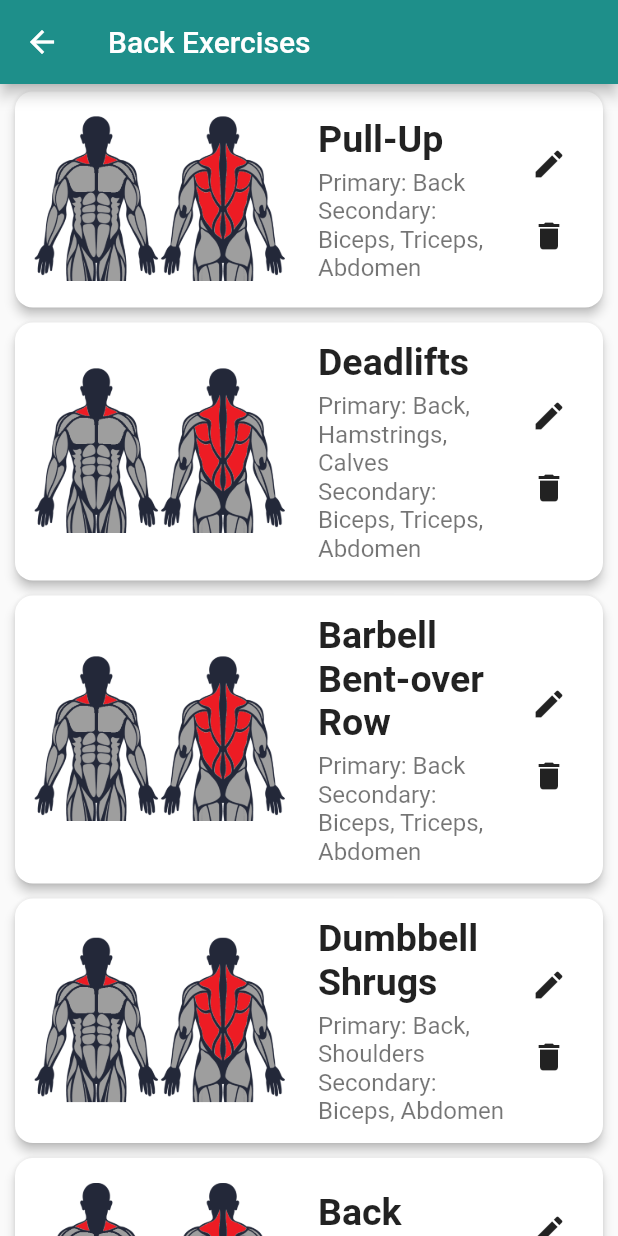
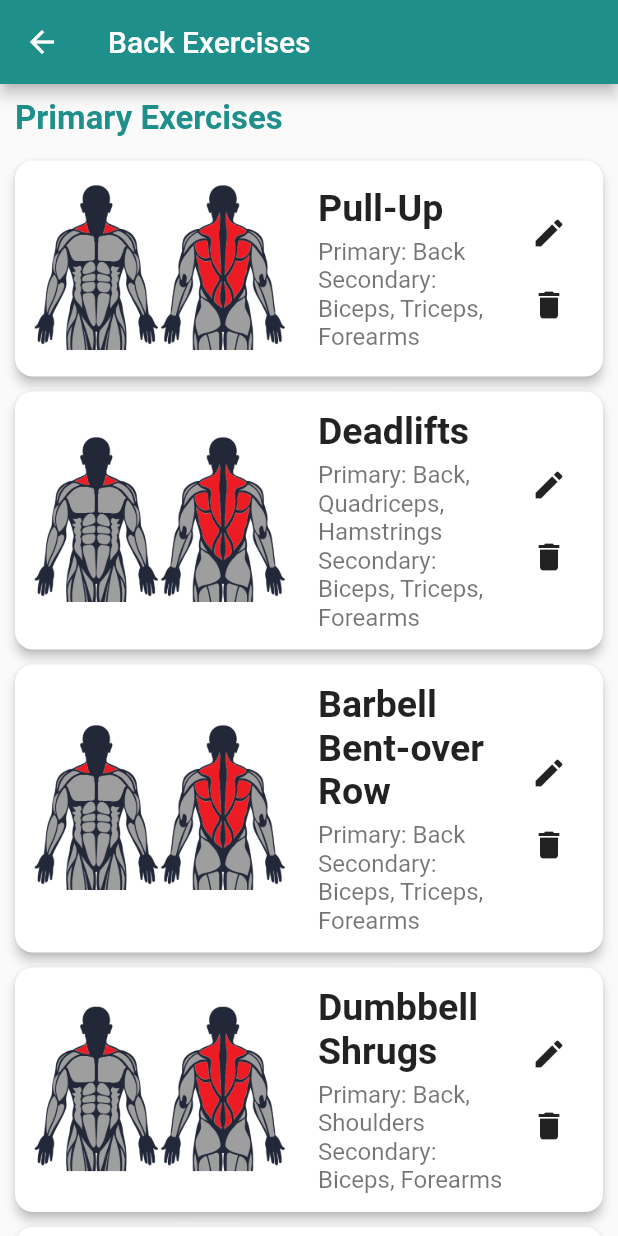
Before and after one commit to srdjankarlo/FlutterGymApp, a Flutter app: the MusclesPage screen opened directly, after a tap on "Back", on a phone screen of 412 x 824 dp. Run offline on Flutter 3.47's test engine with Material 3 defaults, Android fonts, the phone set to English and light mode, and no system bars; our stand-ins replace image_picker, shared_preferences, sqflite; accounts and stored records are empty.

Commit message:
Show primary and secondary number of exercises

```diff
--- a/gym_fitness_app/lib/database/app_database.dart
+++ b/gym_fitness_app/lib/database/app_database.dart
@@ -1,4 +1,3 @@
-import 'dart:io';
 import 'package:sqflite/sqflite.dart';
 import 'package:path/path.dart';
 
@@ -77,11 +76,12 @@ class AppDatabase {
       MuscleModel(id: 3, name: 'Shoulders', image: 'assets/images/shoulders.png'),
       MuscleModel(id: 4, name: 'Biceps', image: 'assets/images/biceps.png'),
       MuscleModel(id: 5, name: 'Triceps', image: 'assets/images/triceps.png'),
-      MuscleModel(id: 6, name: 'Abdomen', image: 'assets/images/abdomen.png'),
-      MuscleModel(id: 7, name: 'Glutes', image: 'assets/images/glutes.png'),
-      MuscleModel(id: 8, name: 'Quadriceps', image: 'assets/images/quadriceps.png'),
-      MuscleModel(id: 9, name: 'Hamstrings', image: 'assets/images/hamstrings.png'),
-      MuscleModel(id: 10, name: 'Calves', image: 'assets/images/calves.png'),
+      MuscleModel(id: 6, name: 'Forearms', image: 'assets/images/forearms.png'),
+      MuscleModel(id: 7, name: 'Abdomen', image: 'assets/images/abdomen.png'),
+      MuscleModel(id: 8, name: 'Glutes', image: 'assets/images/glutes.png'),
+      MuscleModel(id: 9, name: 'Quadriceps', image: 'assets/images/quadriceps.png'),
+      MuscleModel(id: 10, name: 'Hamstrings', image: 'assets/images/hamstrings.png'),
+      MuscleModel(id: 11, name: 'Calves', image: 'assets/images/calves.png'),
     ];
 
     for (final muscle in muscles) {
@@ -114,9 +114,7 @@ class AppDatabase {
       // Biceps
       ExerciseModel(primaryMuscleIDs: [4], secondaryMuscleIDs: [1,6], name: 'Chin-Ups', image: 'assets/images/biceps.png'),
       ExerciseModel(primaryMuscleIDs: [4,6], secondaryMuscleIDs: [], name: 'Barbell Curl', image: 'assets/images/biceps.png'),
-      ExerciseModel(primaryMuscleIDs: [4,6], secondaryMuscleIDs: [], name: 'Hammer Curl', image: 'assets/images/biceps.png'),
       ExerciseModel(primaryMuscleIDs: [4,6], secondaryMuscleIDs: [], name: 'Dumbbell Curl', image: 'assets/images/biceps.png'),
-      ExerciseModel(primaryMuscleIDs: [4,6], secondaryMuscleIDs: [], name: 'Reverse Barbell Curl', image: 'assets/images/biceps.png'),
 
       // Triceps
       ExerciseModel(primaryMuscleIDs: [5], secondaryMuscleIDs: [2,3,6], name: 'Parallel Bar Dips', image: 'assets/images/triceps.png'),
@@ -124,7 +122,8 @@ class AppDatabase {
       ExerciseModel(primaryMuscleIDs: [5], secondaryMuscleIDs: [2,3,6], name: 'Rope Press Down', image: 'assets/images/triceps.png'),
 
       // Forearms
-      // (Already included in bicep/tricep exercises as secondary/primary)
+      ExerciseModel(primaryMuscleIDs: [6, 4], secondaryMuscleIDs: [], name: 'Hammer Curl', image: 'assets/images/forearms.png'),
+      ExerciseModel(primaryMuscleIDs: [6, 4], secondaryMuscleIDs: [], name: 'Reverse Barbell Curl', image: 'assets/images/forearms.png'),
 
       // Abdomen
       ExerciseModel(primaryMuscleIDs: [7], secondaryMuscleIDs: [], name: 'Incline Bench Sit-Ups', image: 'assets/images/abdomen.png'),
@@ -214,27 +213,34 @@ class AppDatabase {
 
     final result = muscles.map((m) {
       final muscleId = m['id'] as int;
-      final count = exercises.where((e) {
+
+      int primaryCount = 0;
+      int secondaryCount = 0;
+
+      for (final e in exercises) {
         final primary = parseMuscleIds(e['primary_muscle_ids'] as String?);
         final secondary = parseMuscleIds(e['secondary_muscle_ids'] as String?);
-        return primary.contains(muscleId) || secondary.contains(muscleId);
-      }).length;
 
-      return {...m, 'exercise_count': count};
+        if (primary.contains(muscleId)) primaryCount++;
+        if (secondary.contains(muscleId)) secondaryCount++;
+      }
+
+      return {
+        ...m,
+        'primary_count': primaryCount,
+        'secondary_count': secondaryCount,
+        'exercise_count': primaryCount + secondaryCount,
+      };
     }).toList();
 
     return result;
   }
 
   // ====== EXERCISES ======
-  Future<List<ExerciseModel>> getExercisesByMuscle(int muscleId) async {
+  Future<List<ExerciseModel>> getAllExercises() async {
     final db = await instance.database;
-    final maps = await db.query('exercises');
-    return maps
-        .map((e) => ExerciseModel.fromMap(e))
-        .where((ex) => ex.primaryMuscleIDs.contains(muscleId) ||
-        (ex.secondaryMuscleIDs?.contains(muscleId) ?? false))
-        .toList();
+    final result = await db.query('exercises'); // assuming your table is named 'exercises'
+    return result.map((map) => ExerciseModel.fromMap(map)).toList();
   }
 
   Future<int> insertExercise(ExerciseModel exercise) async {
--- a/gym_fitness_app/lib/pages/exercises_page.dart
+++ b/gym_fitness_app/lib/pages/exercises_page.dart
@@ -1,14 +1,12 @@
 import 'dart:io';
 import 'package:flutter/material.dart';
+import 'package:gym_fitness_app/pages/sets_page.dart';
 import 'package:image_picker/image_picker.dart';
 import 'package:path_provider/path_provider.dart';
 import 'package:image/image.dart' as img;
 import '../database/app_database.dart';
 import '../models/exercise_model.dart';
 import '../models/muscle_model.dart';
-import 'sets_page.dart';
-import '../providers/unit_provider.dart';
-import 'package:provider/provider.dart';
 
 class ExercisesPage extends StatefulWidget {
   final int muscleId;
@@ -37,8 +35,8 @@ class _ExercisesPageState extends State<ExercisesPage> {
   }
 
   void _loadExercises() {
-    _exercisesFuture =
-        AppDatabase.instance.getExercisesByMuscle(widget.muscleId);
+    // Get all exercises and we'll filter them manually for primary/secondary display
+    _exercisesFuture = AppDatabase.instance.getAllExercises();
   }
 
   void _loadAllMuscles() async {
@@ -71,8 +69,9 @@ class _ExercisesPageState extends State<ExercisesPage> {
     String? selectedImage = exercise.image;
 
     // Initialize muscle selection
-    List<int> selectedPrimary = exercise.primaryMuscleIDs;
-    List<int> selectedSecondary = exercise.secondaryMuscleIDs ?? [];
+    List<int> selectedPrimary = List.from(exercise.primaryMuscleIDs);
+    List<int> selectedSecondary =
+    List.from(exercise.secondaryMuscleIDs ?? []);
 
     // Load all muscles
     final muscleMaps = await AppDatabase.instance.getMusclesWithExerciseCount();
@@ -88,13 +87,12 @@ class _ExercisesPageState extends State<ExercisesPage> {
               child: Column(
                 mainAxisSize: MainAxisSize.min,
                 children: [
-                  // Name field
                   TextField(
                     controller: nameController,
-                    decoration: const InputDecoration(labelText: 'Exercise name'),
+                    decoration:
+                    const InputDecoration(labelText: 'Exercise name'),
                   ),
                   const SizedBox(height: 10),
-                  // Image picker
                   Row(
                     children: [
                       ElevatedButton.icon(
@@ -120,7 +118,6 @@ class _ExercisesPageState extends State<ExercisesPage> {
                     ],
                   ),
                   const SizedBox(height: 10),
-                  // Primary muscle selector
                   Align(
                     alignment: Alignment.centerLeft,
                     child: const Text('Primary Muscles:',
@@ -149,7 +146,6 @@ class _ExercisesPageState extends State<ExercisesPage> {
                     }).toList(),
                   ),
                   const SizedBox(height: 10),
-                  // Secondary muscle selector
                   Align(
                     alignment: Alignment.centerLeft,
                     child: const Text('Secondary Muscles:',
@@ -158,8 +154,10 @@ class _ExercisesPageState extends State<ExercisesPage> {
                   Wrap(
                     spacing: 8,
                     children: allMuscles.map((muscle) {
-                      final isSelected = selectedSecondary.contains(muscle.id);
-                      final isDisabled = selectedPrimary.contains(muscle.id);
+                      final isSelected =
+                      selectedSecondary.contains(muscle.id);
+                      final isDisabled =
+                      selectedPrimary.contains(muscle.id);
                       return FilterChip(
                         label: Text(muscle.name),
                         selected: isSelected,
@@ -194,7 +192,8 @@ class _ExercisesPageState extends State<ExercisesPage> {
                     id: exercise.id,
                     name: name,
                     primaryMuscleIDs: selectedPrimary,
-                    secondaryMuscleIDs: selectedSecondary.isEmpty ? null : selectedSecondary,
+                    secondaryMuscleIDs:
+                    selectedSecondary.isEmpty ? null : selectedSecondary,
                     image: selectedImage,
                   );
 
@@ -244,57 +243,32 @@ class _ExercisesPageState extends State<ExercisesPage> {
         (exerciseImage.startsWith('assets/') ||
             File(exerciseImage).existsSync())) {
       return exerciseImage.startsWith('assets/')
-          ? Image.asset(exerciseImage, width: 170, height: 120, fit: BoxFit.contain)
-          : Image.file(File(exerciseImage), width: 170, height: 170, fit: BoxFit.contain);
+          ? Image.asset(exerciseImage,
+          width: 170, height: 120, fit: BoxFit.contain)
+          : Image.file(File(exerciseImage),
+          width: 170, height: 170, fit: BoxFit.contain);
     } else {
-      return Image.asset(muscleImage, width: 170, height: 120, fit: BoxFit.contain);
+      return Image.asset(muscleImage,
+          width: 170, height: 120, fit: BoxFit.contain);
     }
   }
 
-  @override
-  Widget build(BuildContext context) {
-    return Scaffold(
-      appBar: AppBar(
-        title: Text('${widget.muscleName} Exercises'),
-      ),
-      body: FutureBuilder<List<ExerciseModel>>(
-        future: _exercisesFuture,
-        builder: (context, snapshot) {
-          if (snapshot.connectionState == ConnectionState.waiting) {
-            return const Center(child: CircularProgressIndicator());
-          }
-          if (snapshot.hasError) {
-            return Center(child: Text('Error: ${snapshot.error}'));
-          }
-
-          final exercises = snapshot.data ?? [];
-
-          if (exercises.isEmpty) {
-            return const Center(child: Text('No exercises yet.'));
-          }
-
-          return ListView.builder(
-            itemCount: exercises.length,
-            itemBuilder: (context, index) {
-              final exercise = exercises[index];
+  Widget _buildExerciseCard(ExerciseModel exercise) {
     return InkWell(
       onTap: () {
-                  final unitProvider =
-                  Provider.of<UnitProvider>(context, listen: false);
-                  Navigator.push(
-                    context,
+        if (exercise.id == null) return; // safety check
+        Navigator.of(context).push(
           MaterialPageRoute(
-                      builder: (context) => SetsPage(
+            builder: (_) => SetsPage(
               exerciseId: exercise.id!,
               exerciseName: exercise.name,
-                        unitSetting: unitProvider.isMetric ? 'kg' : 'lbs',
+              unitSetting: 'kg', // or use Provider if needed
             ),
           ),
         );
       },
       child: Card(
-                  margin:
-                  const EdgeInsets.symmetric(horizontal: 10, vertical: 5),
+        margin: const EdgeInsets.symmetric(horizontal: 10, vertical: 5),
         elevation: 3,
         shape: RoundedRectangleBorder(
           borderRadius: BorderRadius.circular(12),
@@ -323,22 +297,15 @@ class _ExercisesPageState extends State<ExercisesPage> {
                       ),
                     ),
                     const SizedBox(height: 5),
-                              // Primary muscles
                     if (exercise.primaryMuscleIDs.isNotEmpty)
                       Text(
-                                  'Primary: ${_allMuscles
-                                          .where((m) => exercise.primaryMuscleIDs.contains(m.id))
-                                          .map((m) => m.name)
-                                          .join(', ')}',
+                        'Primary: ${_allMuscles.where((m) => exercise.primaryMuscleIDs.contains(m.id)).map((m) => m.name).join(', ')}',
                         style: const TextStyle(fontSize: 16, color: Colors.black54),
                       ),
-                              // Secondary muscles
-                              if (exercise.secondaryMuscleIDs != null && exercise.secondaryMuscleIDs!.isNotEmpty)
+                    if (exercise.secondaryMuscleIDs != null &&
+                        exercise.secondaryMuscleIDs!.isNotEmpty)
                       Text(
-                                  'Secondary: ${_allMuscles
-                                          .where((m) => exercise.secondaryMuscleIDs!.contains(m.id))
-                                          .map((m) => m.name)
-                                          .join(', ')}',
+                        'Secondary: ${_allMuscles.where((m) => exercise.secondaryMuscleIDs!.contains(m.id)).map((m) => m.name).join(', ')}',
                         style: const TextStyle(fontSize: 16, color: Colors.black54),
                       ),
                   ],
@@ -348,8 +315,7 @@ class _ExercisesPageState extends State<ExercisesPage> {
                 children: [
                   IconButton(
                     icon: const Icon(Icons.edit),
-                              onPressed: () =>
-                                  _editExercise(exercise),
+                    onPressed: () => _editExercise(exercise),
                   ),
                   IconButton(
                     icon: const Icon(Icons.delete),
@@ -363,7 +329,81 @@ class _ExercisesPageState extends State<ExercisesPage> {
         ),
       ),
     );
-            },
+  }
+
+  @override
+  Widget build(BuildContext context) {
+    final colorScheme = Theme.of(context).colorScheme;
+
+    return Scaffold(
+      appBar: AppBar(
+        title: Text('${widget.muscleName} Exercises'),
+      ),
+      body: FutureBuilder<List<ExerciseModel>>(
+        future: _exercisesFuture,
+        builder: (context, snapshot) {
+          if (snapshot.connectionState == ConnectionState.waiting) {
+            return const Center(child: CircularProgressIndicator());
+          }
+          if (snapshot.hasError) {
+            return Center(child: Text('Error: ${snapshot.error}'));
+          }
+
+          final allExercises = snapshot.data ?? [];
+
+          final primaryExercises = allExercises
+              .where((e) => e.primaryMuscleIDs.contains(widget.muscleId))
+              .toList();
+
+          final secondaryExercises = allExercises
+              .where((e) =>
+              (e.secondaryMuscleIDs ?? []).contains(widget.muscleId))
+              .toList();
+
+          if (primaryExercises.isEmpty && secondaryExercises.isEmpty) {
+            return const Center(child: Text('No exercises for this muscle yet.'));
+          }
+
+          return ListView(
+            children: [
+              if (primaryExercises.isNotEmpty) ...[
+                Padding(
+                  padding: const EdgeInsets.all(10),
+                  child: Text(
+                    'Primary Exercises',
+                    style: TextStyle(
+                      fontSize: 22,
+                      fontWeight: FontWeight.bold,
+                      color: colorScheme.primary,
+                    ),
+                  ),
+                ),
+                ...primaryExercises.map(_buildExerciseCard).toList(),
+              ],
+              if (secondaryExercises.isNotEmpty) ...[
+                Padding(
+                  padding: const EdgeInsets.symmetric(vertical: 12),
+                  child: Divider(
+                    thickness: 3,
+                    color: colorScheme.primary.withOpacity(0.7),
+                    indent: 20,
+                    endIndent: 20,
+                  ),
+                ),
+                Padding(
+                  padding: const EdgeInsets.all(10),
+                  child: Text(
+                    'Secondary Exercises',
+                    style: TextStyle(
+                      fontSize: 22,
+                      fontWeight: FontWeight.bold,
+                      color: colorScheme.secondary,
+                    ),
+                  ),
+                ),
+                ...secondaryExercises.map(_buildExerciseCard).toList(),
+              ],
+            ],
           );
         },
       ),
--- a/gym_fitness_app/lib/pages/muscles_page.dart
+++ b/gym_fitness_app/lib/pages/muscles_page.dart
@@ -1,7 +1,6 @@
 import 'package:flutter/material.dart';
 import '../database/app_database.dart';
 import '../models/exercise_model.dart';
-import '../models/muscle_model.dart';
 import 'exercises_page.dart';
 import 'package:image_picker/image_picker.dart';
 import 'package:path_provider/path_provider.dart';
@@ -252,7 +251,7 @@ class _MusclesPageState extends State<MusclesPage> {
                           ),
                           const SizedBox(height: 8),
                           Text(
-                            '${muscle['exercise_count']} exercises',
+                            'Primary: ${muscle['primary_count']}\nSecondary: ${muscle['secondary_count']}',
                             style: const TextStyle(fontSize: 20, fontWeight: FontWeight.bold),
                           ),
                         ],
```
Lines whose indentation alone changed are shown as unchanged.
